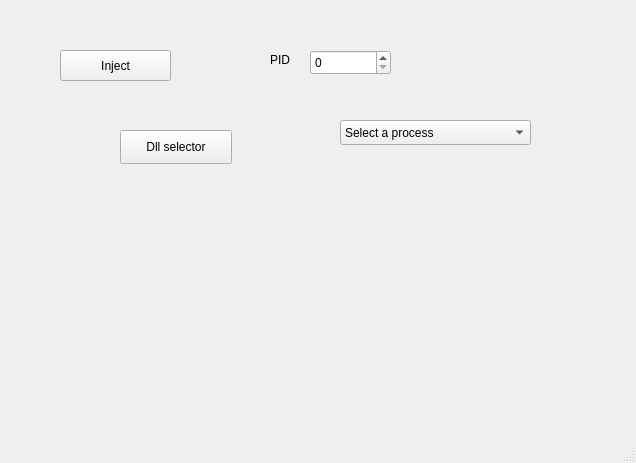
Old version of the form oloJector/mainwindow.ui in the repository Sarapuce/oloJector.
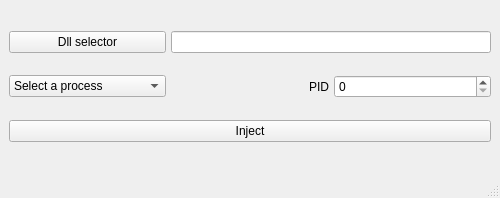
New version of the form.

Commit message: Better ui but not optimal yet

The edit to the form file:
```diff
--- a/oloJector/mainwindow.ui
+++ b/oloJector/mainwindow.ui
@@ -6,81 +6,81 @@
    <rect>
     <x>0</x>
     <y>0</y>
-    <width>636</width>
-    <height>463</height>
+    <width>500</width>
+    <height>198</height>
    </rect>
   </property>
   <property name="windowTitle">
    <string>MainWindow</string>
   </property>
   <widget class="QWidget" name="centralwidget">
-   <widget class="QPushButton" name="pushButton">
-    <property name="geometry">
-     <rect>
-      <x>60</x>
-      <y>50</y>
-      <width>111</width>
-      <height>31</height>
-     </rect>
+   <layout class="QGridLayout" name="gridLayout">
+    <property name="leftMargin">
+     <number>9</number>
     </property>
-    <property name="text">
-     <string>Inject</string>
+    <property name="topMargin">
+     <number>9</number>
     </property>
-   </widget>
-   <widget class="QSpinBox" name="spinBox">
-    <property name="geometry">
-     <rect>
-      <x>310</x>
-      <y>50</y>
-      <width>81</width>
-      <height>25</height>
-     </rect>
+    <property name="rightMargin">
+     <number>9</number>
     </property>
-    <property name="maximum">
-     <number>99999</number>
+    <property name="bottomMargin">
+     <number>9</number>
     </property>
-   </widget>
-   <widget class="QLabel" name="label">
-    <property name="geometry">
-     <rect>
-      <x>270</x>
-      <y>50</y>
-      <width>31</width>
-      <height>19</height>
-     </rect>
+    <property name="horizontalSpacing">
+     <number>5</number>
     </property>
-    <property name="text">
-     <string>PID</string>
+    <property name="verticalSpacing">
+     <number>0</number>
     </property>
-   </widget>
-   <widget class="QPushButton" name="pushButton_2">
-    <property name="geometry">
-     <rect>
-      <x>120</x>
-      <y>130</y>
-      <width>112</width>
-      <height>34</height>
-     </rect>
-    </property>
-    <property name="text">
-     <string>Dll selector</string>
-    </property>
-   </widget>
-   <widget class="QComboBox" name="comboBox">
-    <property name="geometry">
-     <rect>
-      <x>340</x>
-      <y>120</y>
-      <width>191</width>
-      <height>25</height>
-     </rect>
-    </property>
-    <item>
-     <property name="text">
-      <string>Select a process</string>
-     </property>
+    <item row="1" column="0">
+     <widget class="QComboBox" name="comboBox">
+      <item>
+       <property name="text">
+        <string>Select a process</string>
+       </property>
+      </item>
+     </widget>
     </item>
-   </widget>
+    <item row="0" column="0">
+     <widget class="QPushButton" name="pushButton_2">
+      <property name="text">
+       <string>Dll selector</string>
+      </property>
+     </widget>
+    </item>
+    <item row="1" column="2">
+     <widget class="QSpinBox" name="spinBox">
+      <property name="maximum">
+       <number>99999</number>
+      </property>
+     </widget>
+    </item>
+    <item row="2" column="0" colspan="3">
+     <widget class="QPushButton" name="pushButton">
+      <property name="text">
+       <string>Inject</string>
+      </property>
+     </widget>
+    </item>
+    <item row="1" column="1">
+     <widget class="QLabel" name="label">
+      <property name="text">
+       <string>PID</string>
+      </property>
+      <property name="alignment">
+       <set>Qt::AlignRight|Qt::AlignTrailing|Qt::AlignVCenter</set>
+      </property>
+     </widget>
+    </item>
+    <item row="0" column="1" colspan="2">
+     <widget class="QLineEdit" name="lineEdit">
+      <property name="readOnly">
+       <bool>true</bool>
+      </property>
+     </widget>
+    </item>
+   </layout>
   </widget>
   <widget class="QMenuBar" name="menubar">
    <property name="geometry">
```
Left out of the diff: 2 changed lines with no effect on the pictures. The commit also changes 2 other files.
